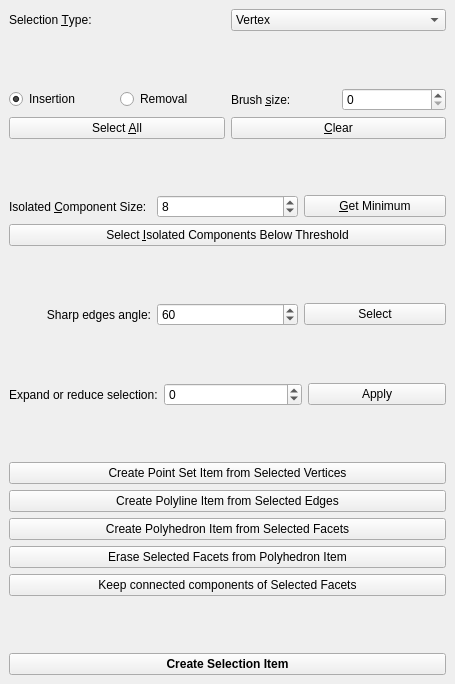
Qt form Polyhedron/demo/Polyhedron/Plugins/PMP/Selection_widget.ui (CGAL/cgal) before a commit.
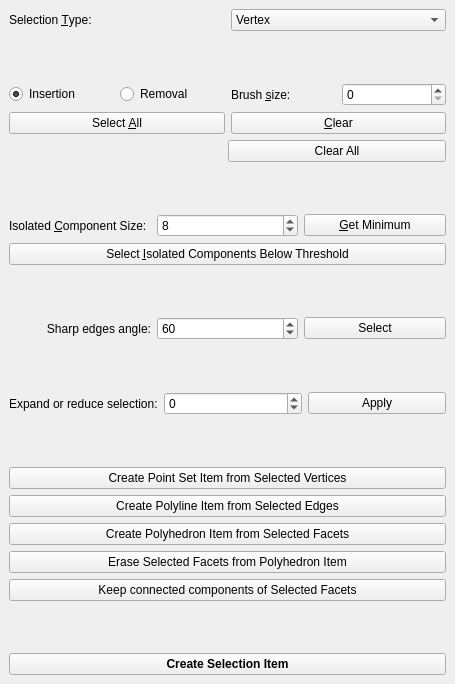
The same form after that commit.

Commit message: Addition of a clear_all_button

Diff of the .ui file:
```diff
--- a/Polyhedron/demo/Polyhedron/Plugins/PMP/Selection_widget.ui
+++ b/Polyhedron/demo/Polyhedron/Plugins/PMP/Selection_widget.ui
@@ -138,6 +138,30 @@
       </item>
      </layout>
     </item>
+    <item>
+     <layout class="QHBoxLayout" name="horizontalLayout_9" stretch="1,1">
+      <item>
+       <spacer name="horizontalSpacer">
+        <property name="orientation">
+         <enum>Qt::Horizontal</enum>
+        </property>
+        <property name="sizeHint" stdset="0">
+         <size>
+          <width>40</width>
+          <height>20</height>
+         </size>
+        </property>
+       </spacer>
+      </item>
+      <item>
+       <widget class="QPushButton" name="Clear_all_button">
+        <property name="text">
+         <string>Clear All</string>
+        </property>
+       </widget>
+      </item>
+     </layout>
+    </item>
     <item>
      <spacer name="verticalSpacer_2">
       <property name="orientation">
```
The commit also changes 1 other file.
